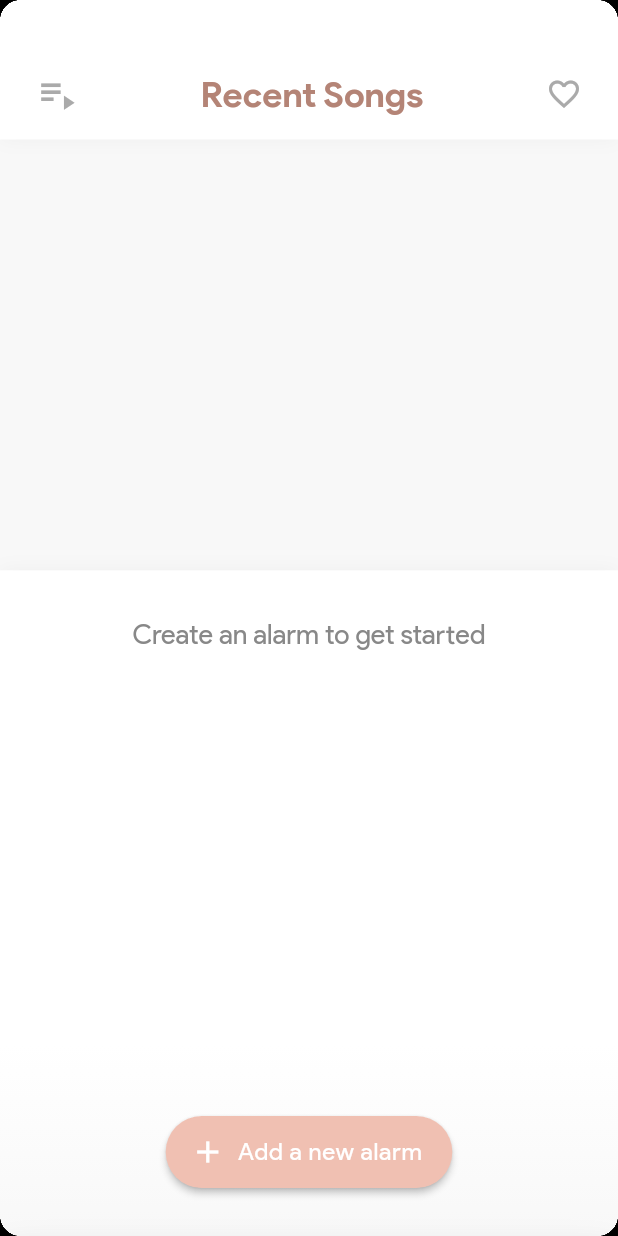
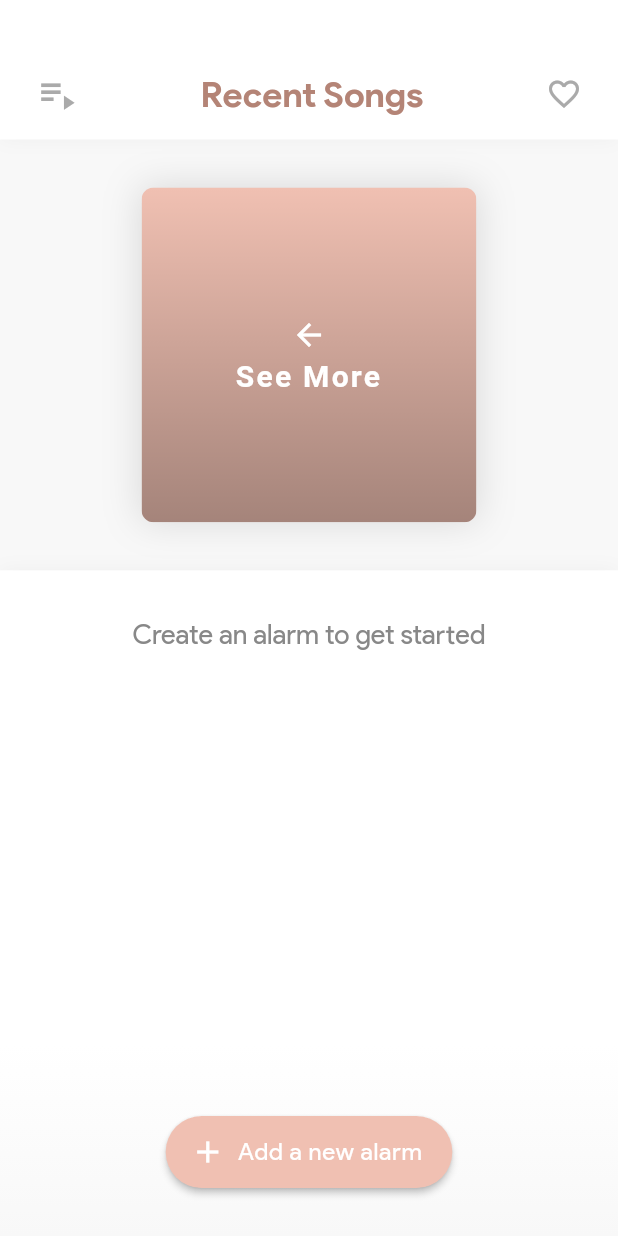
Before and after one commit to nathansbird/NewDayAlarm, a Flutter app: the screen it shows after launch, on a phone screen of 412 x 824 dp. Run offline on Flutter 3.47's test engine with Material 2 defaults, Android fonts, the phone set to English and light mode, and no system bars; our stand-ins replace firebase_database; accounts and stored records are empty.

Commit message:
Performance improvements
- Removed the cliping from the CustomCard widget. For some reason, that was causing a 60% decrease in the frame rate of the animations so I gladly threw it out.

- Made the app load the images from Firebase all at once instead of loading them as needed. Since they're all pretty small files, I figured it would be worth the aesthetic improvments with the small trade-off being a bit of lag when you open the app.

- Switched some of the animation curves to `Curves.easeInOutQuint` to improve the feel of the app.

```diff
--- a/lib/AlarmBuilder.dart
+++ b/lib/AlarmBuilder.dart
@@ -18,21 +18,19 @@ class AlarmBuilder extends StatefulWidget {
 class AlarmBuilderState extends State<AlarmBuilder> with TickerProviderStateMixin{
   Animation<double> heightTween;
   AnimationController timePickerAnimator;
-  Animation<double> animation;
+  Animation<double> circleRevealAnimation;
+  CurvedAnimation curvedAnimation;
 
   double headerHeight = 28.0;
+  double cardPadding = 24.0;
+  double builderHeight = 400.0;
 
   @override
   void initState() {
     timePickerAnimator = new AnimationController(duration: const Duration(milliseconds: 300), vsync: this);
-    animation = new Tween(begin: 0.0, end: 1.0).animate(timePickerAnimator)..addListener((){
+    curvedAnimation = new CurvedAnimation(parent: timePickerAnimator, curve: Curves.easeInOutQuint);
+    circleRevealAnimation = new Tween(begin: 0.0, end: 1.0).animate(curvedAnimation)..addListener((){
       setState((){});
-    })..addStatusListener((status){
-      if(status == AnimationStatus.reverse){
-        timePickerAlignment = Alignment.topLeft;
-      }else if(status == AnimationStatus.forward){
-        timePickerAlignment = Alignment.center;
-      }
     });
 
     super.initState();
@@ -40,7 +38,7 @@ class AlarmBuilderState extends State<AlarmBuilder> with TickerProviderStateMixi
 
   @override
   Widget build(BuildContext context) {
-    var hyp = Math.sqrt((MediaQuery.of(context).size.width*MediaQuery.of(context).size.width)+(386.0*386.0));
+    var radius = Math.sqrt((MediaQuery.of(context).size.width*MediaQuery.of(context).size.width)+((builderHeight-cardPadding)*(builderHeight-cardPadding)))/1.99;
 
     return _buildPositioningWrapper(
       child: new Stack(
@@ -52,13 +50,13 @@ class AlarmBuilderState extends State<AlarmBuilder> with TickerProviderStateMixi
           new Align(
             alignment: Alignment.center,
             child: new CustomPaint(
-              painter: new CircleRevealPainter(circleColor: const Color(0xffF0C0B2), radius: (animation.value*hyp)/1.99),
+              painter: new CircleRevealPainter(circleColor: const Color(0xffF0C0B2), radius: (circleRevealAnimation.value*radius)),
             )
           ),
           new Align(
             alignment: Alignment.bottomCenter,
             child: Padding(
-              padding: const EdgeInsets.only(bottom: 24.0),
+              padding: new EdgeInsets.only(bottom: cardPadding),
               child: Container(
                 child: new RoundOutlineButton(
                   onTap: (){
@@ -77,7 +75,9 @@ class AlarmBuilderState extends State<AlarmBuilder> with TickerProviderStateMixi
 
   Widget _buildPositioningWrapper({child}){
     return Padding(
-      padding: const EdgeInsets.only(top: 24.0),
+      padding: new EdgeInsets.only(top: cardPadding),
+      child: new ClipRRect(
+        borderRadius: BorderRadius.only(topLeft: Radius.circular(12.0), topRight: Radius.circular(12.0),),
         child: new Container(
           child: new CustomCard(
             radius: new BorderRadius.only(topLeft: Radius.circular(12.0), topRight: Radius.circular(12.0)),
@@ -86,12 +86,12 @@ class AlarmBuilderState extends State<AlarmBuilder> with TickerProviderStateMixi
               child: child,
             ),
           ),
-        height: 386.0,
+          height: builderHeight - cardPadding,
+        ),
       ),
     );
   }
 
-  Alignment timePickerAlignment = Alignment.topLeft;
   Widget _buildAlarmPicker(){
     return Padding(
       padding: new EdgeInsets.only(top: headerHeight),
@@ -101,11 +101,9 @@ class AlarmBuilderState extends State<AlarmBuilder> with TickerProviderStateMixi
             onTap: (){
               timePickerAnimator.forward();
             },
-            child: new AnimatedContainer(
-              alignment: timePickerAlignment,
-              duration: new Duration(milliseconds: 300),
+            child: new Container(
+              alignment: Alignment.lerp(Alignment.topLeft, Alignment.center, curvedAnimation.value),
               child: new DraggableTimePicker(controller: timePickerAnimator),
-              curve: Curves.decelerate,
             )
           )
         ],
--- a/lib/AlarmBuilderWrapper.dart
+++ b/lib/AlarmBuilderWrapper.dart
@@ -16,13 +16,15 @@ class AlarmBuilderWrapperState extends State<AlarmBuilderWrapper> with TickerPro
 
   AlarmBuilder builder;
   Animation<double> heightTween;
+  CurvedAnimation curvedAnimation;
+  double builderHeight = 400.0;
 
   @override
   void initState() {
     builder = new AlarmBuilder(controller: widget.animationController);
 
-    CurvedAnimation curvedAnimation = new CurvedAnimation(parent: widget.animationController, curve: Curves.decelerate);
-    heightTween = new Tween(begin: 0.0, end: 400.0).animate(curvedAnimation);
+    curvedAnimation = new CurvedAnimation(parent: widget.animationController, curve: Curves.easeOutQuad);
+    heightTween = new Tween(begin: 0.0, end: builderHeight).animate(curvedAnimation);
 
     super.initState();
   }
@@ -33,7 +35,7 @@ class AlarmBuilderWrapperState extends State<AlarmBuilderWrapper> with TickerPro
       children: <Widget>[
         new Positioned(
           child: new Opacity(
-              opacity: (widget.animationController.value * 0.7),
+              opacity: (curvedAnimation.value * 0.7),
               child: new IgnorePointer(
                 child: new Container(color: Color(0xff000000)),
               )
@@ -45,7 +47,7 @@ class AlarmBuilderWrapperState extends State<AlarmBuilderWrapper> with TickerPro
         ),
         new Positioned(
           child: new Transform(
-              transform: new Matrix4.translationValues(0.0, 400.0 - heightTween.value, 0.0),
+              transform: new Matrix4.translationValues(0.0, builderHeight - heightTween.value, 0.0),
               child: builder
           ),
           bottom: 0,
--- a/lib/AlbumItem.dart
+++ b/lib/AlbumItem.dart
@@ -2,6 +2,7 @@ import 'package:flutter/material.dart';
 import 'package:meta/meta.dart';
 import 'HelperClasses.dart';
 import 'PageTransformer.dart';
+import 'main.dart';
 import 'package:http/http.dart' as http;
 
 class AlbumItemWidget extends StatefulWidget {
@@ -17,8 +18,18 @@ class AlbumItemWidget extends StatefulWidget {
   State<StatefulWidget> createState() => new AlbumItemWidgetState();
 }
 
+class SeeMoreButton extends StatefulWidget {
+  SeeMoreButton({
+    @required this.pageVisibility,
+  });
+
+  final PageVisibility pageVisibility;
+
+  @override
+  State<StatefulWidget> createState() => new SeeMoreButtonState();
+}
+
 class AlbumItemWidgetState extends State<AlbumItemWidget> {
-  Image image;
 
   Widget _applyTextEffects({@required double translationFactor, @required Widget child,}) {
     final double xTranslation = widget.pageVisibility.pagePosition * translationFactor;
@@ -91,19 +102,20 @@ class AlbumItemWidgetState extends State<AlbumItemWidget> {
       ),
     );
 
-    if(image != null){
-      widgets.add(image);
+    if(MyApp.cachedImages.containsKey(widget.item.imageURL)){
+      widgets.add(MyApp.cachedImages[widget.item.imageURL]);
     }else{
-      http.readBytes(widget.item.imageURL).then((list){
-        setState((){
-          image = Image.memory(list, fit: BoxFit.cover);
-        });
-      });
-      widgets.add(loader);
+      widget.item.setListener(new ImageDownloadListener(done: (){
+        setState(() {});
+      }));
     }
 
     widgets.add(imageOverlayGradient);
     widgets.add(_buildTextContainer(context));
+
+    if(!MyApp.cachedImages.containsKey(widget.item.imageURL)){
+      widgets.add(loader);
+    }
 
     final dynamicPadding = new EdgeInsets.symmetric(
       vertical: 30.0 - (widget.pageVisibility.visibleFraction * 10),
@@ -136,3 +148,103 @@ class AlbumItemWidgetState extends State<AlbumItemWidget> {
     );
   }
 }
+
+class SeeMoreButtonState extends State<SeeMoreButton> {
+
+  Widget _applyTextEffects({@required double translationFactor, @required Widget child,}) {
+    final double xTranslation = widget.pageVisibility.pagePosition * translationFactor;
+    return new Opacity(
+      opacity: widget.pageVisibility.visibleFraction,
+      child: new Transform(
+        alignment: FractionalOffset.topLeft,
+        transform: new Matrix4.translationValues(
+          xTranslation,
+          0.0,
+          0.0,
+        ),
+        child: child,
+      ),
+    );
+  }
+
+  _buildTextContainer(BuildContext context) {
+    final TextTheme textTheme = Theme.of(context).textTheme;
+    final artistText = _applyTextEffects(
+        translationFactor: -75.0,
+        child: new Icon(Icons.arrow_back, color: Colors.white)
+    );
+
+    final titleText = _applyTextEffects(
+      translationFactor: -45.0,
+      child: new Padding(
+        padding: const EdgeInsets.only(top: 4.0),
+        child: new Text(
+          "See More",
+          style: textTheme.title.copyWith(color: Colors.white, fontWeight: FontWeight.bold, letterSpacing: 1.5),
+          textAlign: TextAlign.center,
+        ),
+      ),
+    );
+
+    return new Column(
+      mainAxisSize: MainAxisSize.max,
+      mainAxisAlignment: MainAxisAlignment.center,
+      children: [
+        artistText,
+        titleText,
+      ],
+    );
+  }
+
+  @override
+  Widget build(BuildContext context) {
+    List<Widget> widgets = [];
+
+    final dynamicPadding = new EdgeInsets.symmetric(
+      vertical: 30.0 - (widget.pageVisibility.visibleFraction * 10),
+      horizontal: 16.0,
+    );
+
+    var imageOverlayGradient = new DecoratedBox(
+      decoration: new BoxDecoration(
+        gradient: new LinearGradient(
+          begin: FractionalOffset.bottomCenter,
+          end: FractionalOffset.topCenter,
+          colors: [
+            new Color.fromARGB((widget.pageVisibility.visibleFraction*80).toInt(), 0, 0, 0),
+            const Color(0x00000000),
+          ],
+        ),
+      ),
+    );
+
+    widgets.add(new Container(color: const Color(0xffF0C0B2)));
+    widgets.add(imageOverlayGradient);
+    widgets.add(_buildTextContainer(context));
+
+    return new Padding(
+      padding: dynamicPadding,
+      child: Center(
+        child: new Container(
+          child: new ClipRRect(
+            borderRadius: BorderRadius.all(Radius.circular(8.0)),
+            child: new AspectRatio(
+              aspectRatio: 1.0,
+              child: new Stack(
+                fit: StackFit.expand,
+                children: widgets,
+              ),
+            ),
+          ),
+          decoration: new BoxDecoration(
+              boxShadow: <BoxShadow>[new BoxShadow(
+                  color: new Color(0x22000000),
+                  spreadRadius: 0.1,
+                  blurRadius: 20.0
+              )]
+          ),
+        ),
+      ),
+    );
+  }
+}
--- a/lib/HelperClasses.dart
+++ b/lib/HelperClasses.dart
@@ -1,18 +1,34 @@
 import 'package:flutter/material.dart';
+import 'main.dart';
+import 'package:http/http.dart' as http;
 
 class CarouselItem{
   final String imageURL;
   final String title;
   final String artist;
   final IconData icon;
+  ImageDownloadListener listener;
 
-  const CarouselItem({
+  CarouselItem({
     Key key,
     this.imageURL,
     this.title : '',
     this.artist : '',
     this.icon
   });
+
+  void cacheImage(){
+    http.readBytes(imageURL).then((list){
+        MyApp.cachedImages[imageURL] = Image.memory(list, fit: BoxFit.cover);
+        if(listener != null){
+          listener.done();
+        }
+    });
+  }
+
+  void setListener(ImageDownloadListener listener){
+    this.listener = listener;
+  }
 }
 
 class AlarmData{
@@ -28,3 +44,11 @@ class AlarmData{
     this.enabled = enabled;
   }
 }
+
+class ImageDownloadListener{
+  final Function done;
+
+  const ImageDownloadListener({
+    this.done
+  });
+}
--- a/lib/SongCarosel.dart
+++ b/lib/SongCarosel.dart
@@ -1,8 +1,8 @@
 import 'package:flutter/material.dart';
 import 'dart:core';
-import 'customUIElements.dart';
 import 'PageTransformer.dart';
 import 'AlbumItem.dart';
+import 'package:http/http.dart' as http;
 
 class SongCarousel extends StatefulWidget{
   const SongCarousel({
@@ -28,15 +28,21 @@ class SongCarouselState extends State<SongCarousel>{
         pageViewBuilder: (context, visibilityResolver) {
           return new PageView.builder(
             controller: new PageController(viewportFraction: 0.65),
-            itemCount: widget.items.length,
+            itemCount: widget.items.length+1,
             itemBuilder: (context, index) {
-              final item = widget.items[index];
               final pageVisibility = visibilityResolver.resolvePageVisibility(index);
 
-              return new AlbumItemWidget(
-                item: item,
-                pageVisibility: pageVisibility,
-              );
+              if(index == widget.items.length){
+                return new SeeMoreButton(
+                  pageVisibility: pageVisibility,
+                );
+              }else{
+                final item = widget.items[index];
+                return new AlbumItemWidget(
+                  item: item,
+                  pageVisibility: pageVisibility,
+                );
+              }
             },
             reverse: true,
           );
--- a/lib/customUIElements.dart
+++ b/lib/customUIElements.dart
@@ -28,7 +28,6 @@ class CustomCard extends StatelessWidget {
           elevation: 0.0,
           child: child,
           borderRadius: radius,
-          clipBehavior: Clip.hardEdge,
         ),
         decoration: new BoxDecoration(
           boxShadow: boxShadow,
--- a/lib/main.dart
+++ b/lib/main.dart
@@ -10,6 +10,8 @@ import 'package:firebase_database/firebase_database.dart';
 void main() => runApp(new MyApp());
 
 class MyApp extends StatelessWidget {
+  static final Map<String, Image> cachedImages = new Map();
+
   @override
   Widget build(BuildContext context) {
     return new MaterialApp(
@@ -41,9 +43,10 @@ class _MyHomePageState extends State<MyHomePage> with TickerProviderStateMixin{
 
   @override
   void initState() {
+    animationController = new AnimationController(duration: const Duration(milliseconds: 300), vsync: this)
+      ..addListener((){setState((){});});
+
     ref = FirebaseDatabase.instance.reference();
-    animationController = new AnimationController(duration: const Duration(milliseconds: 400), vsync: this)
-      ..addListener((){setState((){});});
 
     loadLast7Songs();
     dataHandler = new AppDataHandler(
@@ -62,9 +65,10 @@ class _MyHomePageState extends State<MyHomePage> with TickerProviderStateMixin{
     DataSnapshot snap = await ref.child("PreviousSongs").limitToLast(7).once();
     List<CarouselItem> items = [];
     snap.value.forEach((d, e){
-      items.add(new CarouselItem(title: e['title'], artist: e['artist'], imageURL: e['image']));
+      CarouselItem carouselItem = new CarouselItem(title: e['title'], artist: e['artist'], imageURL: e['image']);
+      carouselItem.cacheImage();
+      items.add(carouselItem);
     });
-    items.add(new CarouselItem(title: 'See More', icon: Icons.arrow_back));
     setState((){carouselItems = items;});
   }
 
```
Also changed, not shown: lib/DraggableTimePicker.dart (+4 -4 lines), 4 other files. Lines whose indentation alone changed are shown as unchanged.
